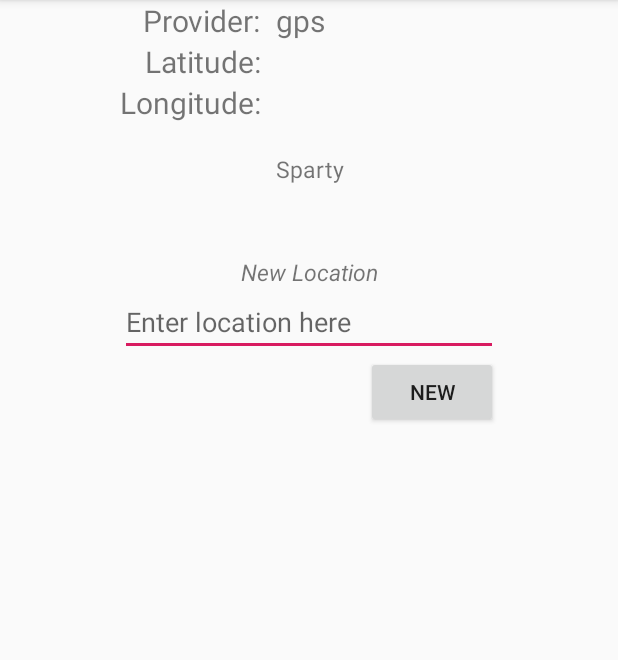
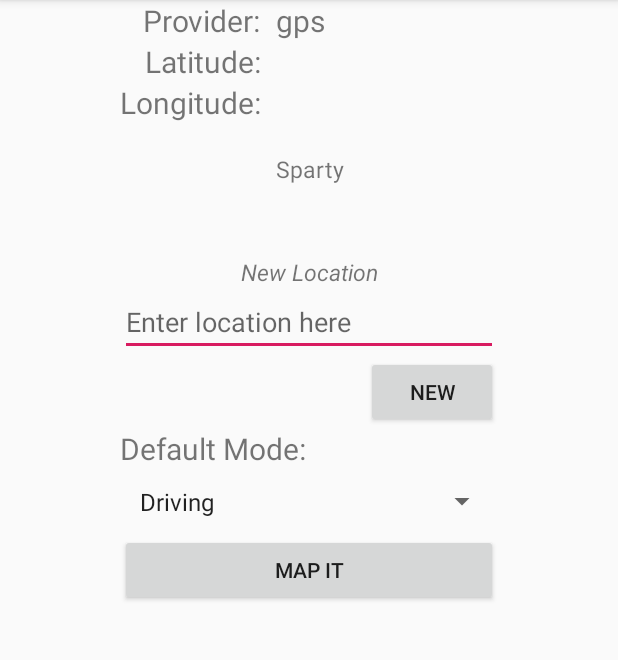
Before and after one commit to tylerduck/gps-app, an Android app: the screen it shows after launch (MainActivity), in the options menu, after a tap on "Sparty", on a phone screen of 412 x 824 dp, the part 84-744 px from its top. Run offline under Robolectric (Android 15) with nearby library versions, the phone set to English and light mode, and no system bars.

Commit message:
Project three feature 1 and 2 done. Maybe 3 as well?

```diff
--- a/app/src/main/java/edu/msu/lawsont2/arewethereyetlawsont2/MainActivity.java
+++ b/app/src/main/java/edu/msu/lawsont2/arewethereyetlawsont2/MainActivity.java
@@ -5,6 +5,7 @@ import androidx.core.app.ActivityCompat;
 
 import android.Manifest;
 import android.content.Context;
+import android.content.Intent;
 import android.content.SharedPreferences;
 import android.content.pm.PackageManager;
 import android.location.Address;
@@ -13,6 +14,7 @@ import android.location.Geocoder;
 import android.location.Location;
 import android.location.LocationListener;
 import android.location.LocationManager;
+import android.net.Uri;
 import android.os.Build;
 import android.os.Bundle;
 import android.preference.PreferenceManager;
@@ -38,6 +40,9 @@ public class MainActivity extends AppCompatActivity {
     private final static String TO = "to";
     private final static String TOLAT = "tolat";
     private final static String TOLONG = "tolong";
+    private final static String DRIVING = "d";
+    private final static String WALKING = "w";
+    private final static String BICYCLING = "b";
 
     private LocationManager locationManager = null;
 
@@ -48,7 +53,7 @@ public class MainActivity extends AppCompatActivity {
     private double toLatitude = 0;
     private double toLongitude = 0;
     private String to = "";
-//    private int mode = DRIVING;
+    private String mode = DRIVING;
 
     private SharedPreferences settings = null;
 
@@ -104,33 +109,42 @@ public class MainActivity extends AppCompatActivity {
             ActivityCompat.requestPermissions(this, new String[]{Manifest.permission.ACCESS_FINE_LOCATION}, 1);
         }
 
-//        /*
-//         * Set up the spinner
-//         */
-//
-//        // Create an ArrayAdapter using the string array and a default spinner layout
-//        ArrayAdapter<CharSequence> adapter = ArrayAdapter.createFromResource(this,
-//                R.array.modes_spinner, android.R.layout.simple_spinner_item);
-//
-//        // Specify the layout to use when the list of choices appears
-//        adapter.setDropDownViewResource(android.R.layout.simple_spinner_dropdown_item);
-//
-//        // Apply the adapter to the spinner
-//        getSpinner().setAdapter(adapter);
-//
-//        getSpinner().setOnItemSelectedListener(new Spinner.OnItemSelectedListener() {
-//
-//            @Override
-//            public void onItemSelected(AdapterView<?> arg0, View view,
-//                                       int pos, long id) {
-//
-//            }
-//
-//            @Override
-//            public void onNothingSelected(AdapterView<?> arg0) {
-//            }
-//
-//        });
+        /*
+         * Set up the spinner
+         */
+
+        mode = DRIVING;
+        Log.i("the mode", mode);
+
+        // Create an ArrayAdapter using the string array and a default spinner layout
+        ArrayAdapter<CharSequence> adapter = ArrayAdapter.createFromResource(this,
+                R.array.modes_spinner, android.R.layout.simple_spinner_item);
+
+        // Specify the layout to use when the list of choices appears
+        adapter.setDropDownViewResource(android.R.layout.simple_spinner_dropdown_item);
+
+        // Apply the adapter to the spinner
+        getSpinner().setAdapter(adapter);
+
+        getSpinner().setOnItemSelectedListener(new Spinner.OnItemSelectedListener() {
+
+            @Override
+            public void onItemSelected(AdapterView<?> arg0, View view,
+                                       int pos, long id) {
+                if (pos == 0) {
+                    mode = DRIVING;
+                } else if (pos == 1) {
+                    mode = WALKING;
+                } else {
+                    mode = BICYCLING;
+                }
+            }
+
+            @Override
+            public void onNothingSelected(AdapterView<?> arg0) {
+            }
+
+        });
     }
 
     /**
@@ -222,12 +236,12 @@ public class MainActivity extends AppCompatActivity {
         setUI();
     }
 
-//    /**
-////     * The hat choice spinner
-////     */
-////    private Spinner getSpinner() {
-////        return (Spinner) findViewById(R.id.spinnerMode);
-////    }
+    /**
+     * The hat choice spinner
+     */
+    private Spinner getSpinner() {
+        return (Spinner) findViewById(R.id.spinnerMode);
+    }
 
     @Override
     public boolean onCreateOptionsMenu(Menu menu) {
@@ -284,6 +298,19 @@ public class MainActivity extends AppCompatActivity {
         EditText location = (EditText)findViewById(R.id.editLocation);
         final String address = location.getText().toString().trim();
         newAddress(address);
+    }
+
+    public void onMap(View view) {
+        String lat = String.format("%1$.8f", toLatitude);
+        String lon = String.format("%1$.8f", toLongitude);
+        Log.i("mode", mode);
+
+        String link = String.format("google.navigation:q=%1$s,%2$s&mode=%3$s",
+                                    lat, lon, mode);
+        Uri gmmIntentUri = Uri.parse(link);
+        Intent mapIntent = new Intent(Intent.ACTION_VIEW, gmmIntentUri);
+        mapIntent.setPackage("com.google.android.apps.maps");
+        startActivity(mapIntent);
     }
 
     private void newAddress(final String address) {
--- a/app/src/main/res/layout/activity_main.xml
+++ b/app/src/main/res/layout/activity_main.xml
@@ -116,21 +116,30 @@
         android:onClick="onNew"
         android:text="@string/newButton" />
 
-<!--    <TextView-->
-<!--        android:id="@+id/modeTag"-->
-<!--        android:layout_width="wrap_content"-->
-<!--        android:layout_height="wrap_content"-->
-<!--        android:layout_below="@id/newButton"-->
-<!--        android:text="@string/mode"-->
-<!--        android:textSize="20sp"/>-->
+    <TextView
+        android:id="@+id/modeTag"
+        android:layout_width="wrap_content"
+        android:layout_height="wrap_content"
+        android:layout_below="@id/newButton"
+        android:text="@string/mode"
+        android:textSize="20sp"/>
 
-<!--    <Spinner-->
-<!--        android:id="@+id/spinnerMode"-->
-<!--        android:layout_width="match_parent"-->
-<!--        android:layout_height="wrap_content"-->
-<!--        android:layout_below="@id/modeTag"-->
-<!--        android:layout_marginTop="5dp"-->
-<!--        android:textSize="20sp"-->
-<!--        android:padding="5dp"/>-->
+    <Spinner
+        android:id="@+id/spinnerMode"
+        android:layout_width="match_parent"
+        android:layout_height="wrap_content"
+        android:layout_below="@id/modeTag"
+        android:layout_marginTop="5dp"
+        android:padding="5dp"
+        android:textSize="20sp" />
+
+    <Button
+        android:id="@+id/button"
+        android:layout_width="match_parent"
+        android:layout_height="wrap_content"
+        android:layout_below="@id/spinnerMode"
+        android:layout_marginTop="5dp"
+        android:onClick="onMap"
+        android:text="@string/map_it" />
 
 </RelativeLayout>
--- a/app/src/main/res/values/strings.xml
+++ b/app/src/main/res/values/strings.xml
@@ -13,4 +13,5 @@
     <string name="home">Home</string>
     <string name="exception">Failed to communicate with geolocation services</string>
     <string name="couldnotfind">Unable to locate address</string>
+    <string name="map_it">Map It</string>
 </resources>
```
